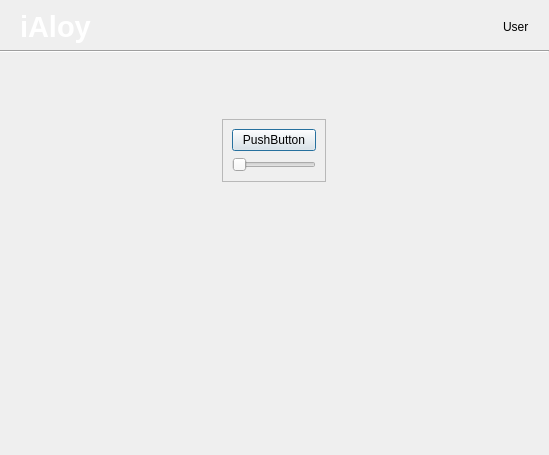
This is resource/ui/dashboard.ui in arghyabi/iAloy_old_desktop_app as Qt 5 draws it before an edit. The edited form follows.
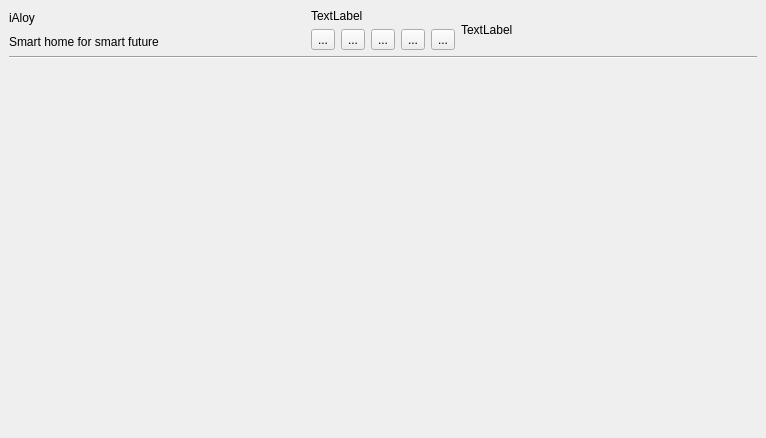
This is the edited form.

Commit message: Dynamic dashboard render with test json data success

Diff of the .ui file:
```diff
--- a/resource/ui/dashboard.ui
+++ b/resource/ui/dashboard.ui
@@ -1,228 +1,114 @@
 <?xml version="1.0" encoding="UTF-8"?>
 <ui version="4.0">
  <class>dashboard</class>
- <widget class="QDialog" name="dashboard">
+ <widget class="QMainWindow" name="dashboard">
   <property name="geometry">
    <rect>
     <x>0</x>
     <y>0</y>
-    <width>549</width>
-    <height>455</height>
+    <width>766</width>
+    <height>438</height>
    </rect>
   </property>
   <property name="windowTitle">
    <string>Dialog</string>
   </property>
-  <layout class="QGridLayout" name="gridLayout_4">
-   <property name="leftMargin">
-    <number>0</number>
-   </property>
-   <property name="topMargin">
-    <number>0</number>
-   </property>
-   <property name="rightMargin">
-    <number>0</number>
-   </property>
-   <property name="bottomMargin">
-    <number>0</number>
-   </property>
-   <item row="0" column="0">
-    <layout class="QGridLayout" name="gridLayout_3">
-     <item row="1" column="0">
-      <layout class="QHBoxLayout" name="horizontalLayout_3">
-       <property name="spacing">
-        <number>20</number>
-       </property>
-       <property name="sizeConstraint">
-        <enum>QLayout::SetMaximumSize</enum>
-       </property>
+  <widget class="QWidget" name="centralwidget">
+   <layout class="QVBoxLayout" name="verticalLayout_7">
        <item>
-        <spacer name="horizontalSpacer_2">
-         <property name="orientation">
-          <enum>Qt::Horizontal</enum>
-         </property>
-         <property name="sizeType">
-          <enum>QSizePolicy::Fixed</enum>
-         </property>
-         <property name="sizeHint" stdset="0">
-          <size>
-           <width>20</width>
-           <height>20</height>
-          </size>
-         </property>
-        </spacer>
-       </item>
+     <layout class="QHBoxLayout" name="horizontalLayout_2">
+      <item>
+       <layout class="QVBoxLayout" name="verticalLayout">
        <item>
         <widget class="QLabel" name="label_2">
          <property name="text">
-          <string>&lt;html&gt;&lt;head/&gt;&lt;body&gt;&lt;p&gt;&lt;span style=&quot; font-size:22pt; font-weight:600; color:#ffffff;&quot;&gt;iAloy&lt;/span&gt;&lt;/p&gt;&lt;/body&gt;&lt;/html&gt;</string>
+           <string>iAloy</string>
          </property>
         </widget>
        </item>
-       <item>
-        <spacer name="horizontalSpacer">
-         <property name="orientation">
-          <enum>Qt::Horizontal</enum>
-         </property>
-         <property name="sizeHint" stdset="0">
-          <size>
-           <width>40</width>
-           <height>20</height>
-          </size>
-         </property>
-        </spacer>
-       </item>
        <item>
         <widget class="QLabel" name="label">
          <property name="text">
-          <string>User</string>
+           <string>Smart home for smart future</string>
          </property>
         </widget>
        </item>
+       </layout>
+      </item>
        <item>
-        <spacer name="horizontalSpacer_3">
-         <property name="orientation">
-          <enum>Qt::Horizontal</enum>
-         </property>
-         <property name="sizeType">
-          <enum>QSizePolicy::Fixed</enum>
-         </property>
-         <property name="sizeHint" stdset="0">
-          <size>
-           <width>20</width>
-           <height>20</height>
-          </size>
-         </property>
-        </spacer>
-       </item>
-      </layout>
-     </item>
-     <item row="4" column="0">
-      <layout class="QGridLayout" name="gridLayout_2">
-       <property name="sizeConstraint">
-        <enum>QLayout::SetMinimumSize</enum>
-       </property>
-       <property name="leftMargin">
-        <number>10</number>
-       </property>
-       <property name="topMargin">
-        <number>10</number>
-       </property>
-       <property name="rightMargin">
-        <number>10</number>
-       </property>
-       <property name="bottomMargin">
-        <number>10</number>
-       </property>
-       <property name="spacing">
-        <number>10</number>
-       </property>
-       <item row="1" column="0">
-        <widget class="QFrame" name="frame">
-         <property name="sizePolicy">
-          <sizepolicy hsizetype="Fixed" vsizetype="Fixed">
-           <horstretch>0</horstretch>
-           <verstretch>0</verstretch>
-          </sizepolicy>
-         </property>
-         <property name="sizeIncrement">
-          <size>
-           <width>0</width>
-           <height>0</height>
-          </size>
-         </property>
-         <property name="baseSize">
-          <size>
-           <width>0</width>
-           <height>1000</height>
-          </size>
-         </property>
-         <property name="frameShape">
-          <enum>QFrame::StyledPanel</enum>
-         </property>
-         <property name="frameShadow">
-          <enum>QFrame::Raised</enum>
-         </property>
-         <property name="lineWidth">
-          <number>2</number>
-         </property>
+       <layout class="QVBoxLayout" name="verticalLayout_2">
+        <item>
+         <widget class="QLabel" name="label_3">
+          <property name="text">
+           <string>TextLabel</string>
+          </property>
+         </widget>
+        </item>
+        <item>
+         <layout class="QHBoxLayout" name="horizontalLayout">
+          <item>
+           <widget class="QToolButton" name="toolButton">
+            <property name="text">
+             <string>...</string>
+            </property>
+           </widget>
+          </item>
+          <item>
+           <widget class="QToolButton" name="toolButton_2">
+            <property name="text">
+             <string>...</string>
+            </property>
+           </widget>
+          </item>
+          <item>
+           <widget class="QToolButton" name="toolButton_3">
+            <property name="text">
+             <string>...</string>
+            </property>
+           </widget>
+          </item>
+          <item>
+           <widget class="QToolButton" name="toolButton_4">
+            <property name="text">
+             <string>...</string>
+            </property>
+           </widget>
+          </item>
+          <item>
+           <widget class="QToolButton" name="toolButton_5">
+            <property name="text">
+             <string>...</string>
+            </property>
+           </widget>
+          </item>
+         </layout>
+        </item>
+       </layout>
+      </item>
+      <item>
          <layout class="QVBoxLayout" name="verticalLayout_3">
           <item>
-           <widget class="QPushButton" name="pushButton">
-            <property name="sizePolicy">
-             <sizepolicy hsizetype="Minimum" vsizetype="Fixed">
-              <horstretch>0</horstretch>
-              <verstretch>0</verstretch>
-             </sizepolicy>
-            </property>
+         <widget class="QLabel" name="label_4">
             <property name="text">
-             <string>PushButton</string>
-            </property>
-           </widget>
+           <string>TextLabel</string>
+          </property>
+         </widget>
+        </item>
+       </layout>
+      </item>
+     </layout>
           </item>
           <item>
-           <widget class="QSlider" name="horizontalSlider">
-            <property name="orientation">
-             <enum>Qt::Horizontal</enum>
-            </property>
-           </widget>
-          </item>
-         </layout>
-        </widget>
-       </item>
-      </layout>
-     </item>
-     <item row="0" column="0">
-      <spacer name="verticalSpacer_3">
-       <property name="orientation">
-        <enum>Qt::Vertical</enum>
-       </property>
-       <property name="sizeType">
-        <enum>QSizePolicy::Fixed</enum>
-       </property>
-       <property name="sizeHint" stdset="0">
-        <size>
-         <width>20</width>
-         <height>10</height>
-        </size>
-       </property>
-      </spacer>
-     </item>
-     <item row="2" column="0">
       <widget class="Line" name="line">
-       <property name="enabled">
-        <bool>true</bool>
-       </property>
-       <property name="sizePolicy">
-        <sizepolicy hsizetype="Minimum" vsizetype="Maximum">
-         <horstretch>0</horstretch>
-         <verstretch>0</verstretch>
-        </sizepolicy>
-       </property>
        <property name="orientation">
         <enum>Qt::Horizontal</enum>
        </property>
       </widget>
      </item>
-     <item row="3" column="0">
-      <spacer name="verticalSpacer_2">
-       <property name="orientation">
-        <enum>Qt::Vertical</enum>
-       </property>
-       <property name="sizeType">
-        <enum>QSizePolicy::Fixed</enum>
-       </property>
-       <property name="sizeHint" stdset="0">
-        <size>
-         <width>0</width>
-         <height>50</height>
-        </size>
-       </property>
-      </spacer>
-     </item>
-    </layout>
-   </item>
-   <item row="1" column="0">
+    <item>
+     <layout class="QVBoxLayout" name="verticalLayout_4"/>
+    </item>
+    <item>
     <spacer name="verticalSpacer">
      <property name="orientation">
       <enum>Qt::Vertical</enum>
@@ -237,6 +123,7 @@
    </item>
   </layout>
  </widget>
+ </widget>
  <resources/>
  <connections>
   <connection>
```
Left out of the diff: 12 changed lines with no effect on the pictures. Lines whose indentation alone changed are shown as unchanged. The commit also changes 3 other files.
